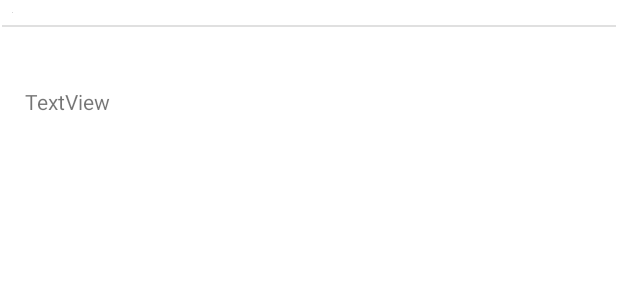
After one commit to Sikriet/FixIt, an Android app: the layout one_line_mechanic.xml on its own in the app's theme, with its tools: preview values and no code run, on a phone screen of 412 x 824 dp. The commit adds this screen. Shown: the top 300 px of the screen. Run offline under Robolectric (Android 15) with nearby library versions, the phone set to English and light mode, and no system bars.

Commit message:
- New Activity for the list of products. - TO-DO: Create the class "RecyclerViewAdapter" and get the products list from a data base.

```diff
--- a/app/src/main/java/com/example/fixit/MainActivity.java
+++ b/app/src/main/java/com/example/fixit/MainActivity.java
@@ -2,6 +2,8 @@ package com.example.fixit;
 
 import androidx.annotation.NonNull;
 import androidx.appcompat.app.AppCompatActivity;
+import androidx.recyclerview.widget.LinearLayoutManager;
+import androidx.recyclerview.widget.RecyclerView;
 
 import android.annotation.SuppressLint;
 import android.os.Bundle;
@@ -15,6 +17,10 @@ import com.google.android.gms.maps.model.MarkerOptions;
 
 public class MainActivity extends AppCompatActivity implements OnMapReadyCallback{
 
+    private RecyclerView recyclerView;
+    private RecyclerView.Adapter mAdapter;
+    private RecyclerView.LayoutManager layoutManager;
+
     @Override
     protected void onCreate(Bundle savedInstanceState) {
         super.onCreate(savedInstanceState);
@@ -26,6 +32,15 @@ public class MainActivity extends AppCompatActivity implements OnMapReadyCallbac
                 .add(R.id.map, mapFragment)
                 .commit();
         mapFragment.getMapAsync(this);
+
+        recyclerView = findViewById(R.id.rvMechanicsList);
+
+        recyclerView.setHasFixedSize(true);
+        layoutManager = new LinearLayoutManager(this);
+        recyclerView.setLayoutManager(layoutManager);
+        //mAdapter = new RecyclerViewAdapter(productsList); *
+        // TO-DO: Create the class "RecyclerViewAdapter" and get the products list.
+        recyclerView.setAdapter(mAdapter);
     }
 
     @SuppressLint("MissingPermission")
--- a/app/src/main/res/layout/activity_info_pyme_product.xml
+++ b/app/src/main/res/layout/activity_info_pyme_product.xml
@@ -75,7 +75,7 @@
         app:layout_constraintStart_toStartOf="parent" />
 
     <androidx.recyclerview.widget.RecyclerView
-        android:id="@+id/recyclerProducts"
+        android:id="@+id/rvMechanicsList"
         android:layout_width="match_parent"
         android:layout_height="0dp"
         android:layout_marginTop="24dp"
--- /dev/null
+++ b/app/src/main/res/layout/one_line_mechanic.xml
@@ -0,0 +1,40 @@
+<?xml version="1.0" encoding="utf-8"?>
+<androidx.constraintlayout.widget.ConstraintLayout xmlns:android="http://schemas.android.com/apk/res/android"
+    xmlns:app="http://schemas.android.com/apk/res-auto"
+    xmlns:tools="http://schemas.android.com/tools"
+    android:layout_width="match_parent"
+    android:layout_height="match_parent"
+    android:id="@+id/oneLineMechanicLayout">
+
+    <ImageView
+        android:id="@+id/iv_productImage"
+        android:layout_width="wrap_content"
+        android:layout_height="wrap_content"
+        android:layout_marginStart="8dp"
+        android:layout_marginTop="8dp"
+        app:layout_constraintStart_toStartOf="parent"
+        app:layout_constraintTop_toTopOf="parent"
+        tools:srcCompat="@tools:sample/avatars" />
+
+    <TextView
+        android:id="@+id/tv_productName"
+        android:layout_width="wrap_content"
+        android:layout_height="wrap_content"
+        android:layout_marginStart="8dp"
+        android:layout_marginTop="50dp"
+        android:text="TextView"
+        app:layout_constraintStart_toEndOf="@+id/iv_productImage"
+        app:layout_constraintTop_toTopOf="@+id/iv_productImage" />
+
+    <View
+        android:id="@+id/divider"
+        android:layout_width="409dp"
+        android:layout_height="1dp"
+        android:layout_marginStart="1dp"
+        android:layout_marginTop="8dp"
+        android:layout_marginEnd="1dp"
+        android:background="?android:attr/listDivider"
+        app:layout_constraintEnd_toEndOf="parent"
+        app:layout_constraintStart_toStartOf="parent"
+        app:layout_constraintTop_toBottomOf="@+id/iv_productImage" />
+</androidx.constraintlayout.widget.ConstraintLayout>
```
